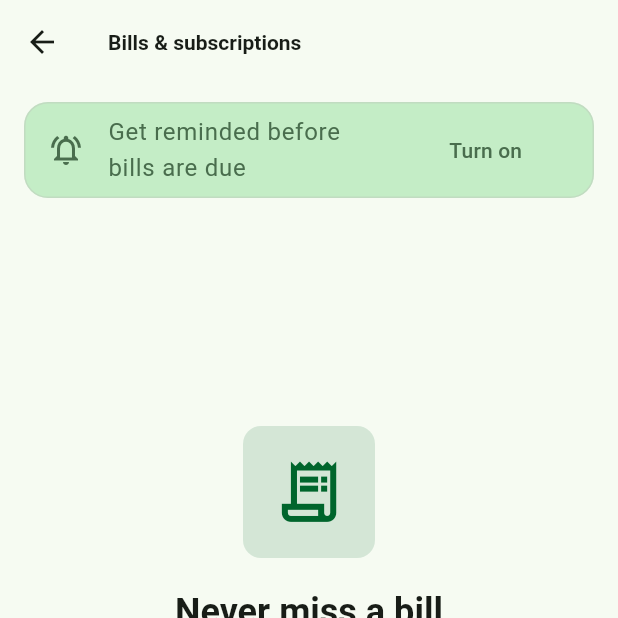
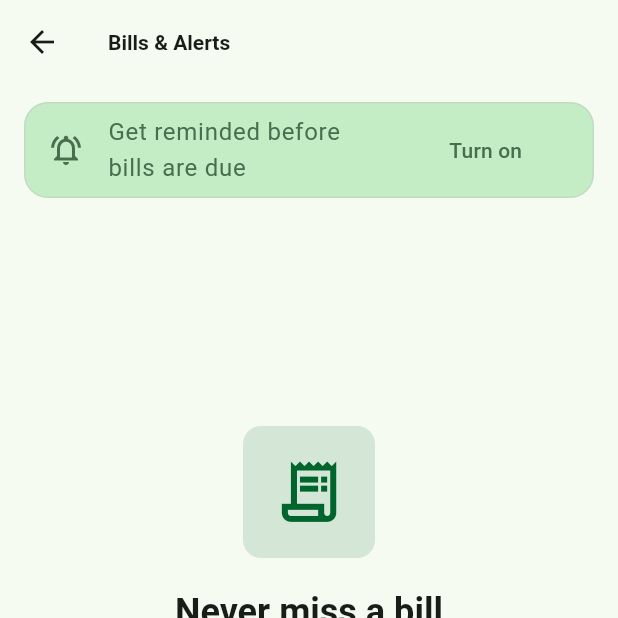
Before and after one commit to EAsamoah01/money_hub, a Flutter app: the BillsScreen screen opened by its route, on a phone screen of 412 x 824 dp, the top half of it. Run offline on Flutter 3.47's test engine with Material 3 defaults, Android fonts, the phone set to English and light mode, and no system bars; our stand-ins replace drift, drift_flutter, fl_chart, flutter_local_notifications, flutter_riverpod, go_router and 4 more; missing offline and left inert: purchases_flutter; accounts and stored records are empty; generated files the repository leaves out were written again.

Commit message:
Rename the bill tracker to Bills & Alerts
Co-Authored-By: Claude Opus 5.5 <noreply@anthropic.com>
Claude-Session: https://claude.ai/code/session_01AE6ojxzte2V4T19oG5eh1T

```diff
--- a/money_hub/lib/features/budget/presentation/bills_screen.dart
+++ b/money_hub/lib/features/budget/presentation/bills_screen.dart
@@ -25,7 +25,7 @@ class BillsScreen extends ConsumerWidget {
     final today = DateTime.now();
 
     return Scaffold(
-      appBar: AppBar(title: const Text('Bills & subscriptions')),
+      appBar: AppBar(title: const Text('Bills & Alerts')),
       floatingActionButton: FloatingActionButton.extended(
         onPressed: () => context.push(Routes.billNew),
         icon: const Icon(Icons.add),
--- a/money_hub/lib/features/budget/presentation/budget_screen.dart
+++ b/money_hub/lib/features/budget/presentation/budget_screen.dart
@@ -38,7 +38,7 @@ class _BudgetScreenState extends ConsumerState<BudgetScreen> {
         title: 'New category in $groupName',
         label: 'Category name',
         helper: 'A budget envelope for setting money aside. To track due dates and get '
-            'reminders, add the bill in Bills & subscriptions instead.',
+            'reminders, add the bill in Bills & Alerts instead.',
         onOpenBills: () => context.push(Routes.bills),
       ),
     );
@@ -98,8 +98,8 @@ class _BudgetScreenState extends ConsumerState<BudgetScreen> {
                               ActionChip(
                                 avatar: const Icon(Icons.receipt_long_outlined, size: 18),
                                 label: Text(totals == null || totals.billCount + totals.subscriptionCount == 0
-                                    ? 'Bills & subscriptions'
-                                    : 'Bills & subscriptions · ${fmtMoney(totals.monthlyCents / 100)}/mo'),
+                                    ? 'Bills & Alerts'
+                                    : 'Bills & Alerts · ${fmtMoney(totals.monthlyCents / 100)}/mo'),
                                 onPressed: () => context.push(Routes.bills),
                               ),
                               ActionChip(
@@ -268,7 +268,7 @@ class _NameDialogState extends State<_NameDialog> {
                 Navigator.pop(context);
                 widget.onOpenBills!();
               },
-              child: const Text('Bills & subscriptions'),
+              child: const Text('Bills & Alerts'),
             ),
           TextButton(onPressed: () => Navigator.pop(context), child: const Text('Cancel')),
           FilledButton(onPressed: () => Navigator.pop(context, _c.text), child: const Text('Add')),
```
